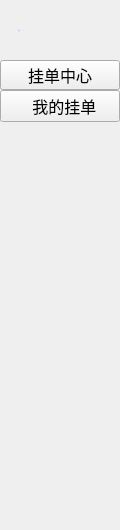
This is LNKWallet/functionBar/FunctionExchangeWidget.ui in HcashOrg/hx-indicator as Qt 5 draws it before an edit. The edited form follows.
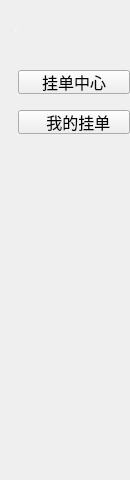
This is the edited form.

The edit to the form file:
```diff
--- a/LNKWallet/functionBar/FunctionExchangeWidget.ui
+++ b/LNKWallet/functionBar/FunctionExchangeWidget.ui
@@ -6,8 +6,8 @@
    <rect>
     <x>0</x>
     <y>0</y>
-    <width>120</width>
-    <height>530</height>
+    <width>130</width>
+    <height>480</height>
    </rect>
   </property>
   <property name="windowTitle">
@@ -24,17 +24,17 @@
    </property>
    <property name="font">
     <font>
-     <family>Microsoft YaHei UI Light</family>
+     <family>微软雅黑</family>
      <pointsize>-1</pointsize>
-     <weight>50</weight>
+     <weight>75</weight>
      <italic>false</italic>
-     <bold>false</bold>
+     <bold>true</bold>
     </font>
    </property>
    <property name="styleSheet">
-    <string notr="true">color: #A6B9FF;
-font: 16px &quot;Microsoft YaHei UI Light&quot;;
-padding-left: 18px;</string>
+    <string notr="true">color: white;
+font: bold 14px &quot;微软雅黑&quot;;
+padding-left: 15px;</string>
    </property>
    <property name="text">
     <string>市场</string>
@@ -43,13 +43,13 @@
     <set>Qt::AlignLeading|Qt::AlignLeft|Qt::AlignVCenter</set>
    </property>
   </widget>
-  <widget class="QToolButton" name="onchainOrderBtn">
+  <widget class="QPushButton" name="onchainOrderBtn">
    <property name="geometry">
     <rect>
-     <x>0</x>
-     <y>60</y>
-     <width>120</width>
-     <height>30</height>
+     <x>18</x>
+     <y>70</y>
+     <width>112</width>
+     <height>24</height>
     </rect>
    </property>
    <property name="font">
@@ -61,13 +61,13 @@
     <string>挂单中心</string>
    </property>
   </widget>
-  <widget class="QToolButton" name="myOrderBtn">
+  <widget class="QPushButton" name="myOrderBtn">
    <property name="geometry">
     <rect>
-     <x>0</x>
-     <y>90</y>
-     <width>120</width>
-     <height>32</height>
+     <x>18</x>
+     <y>110</y>
+     <width>112</width>
+     <height>24</height>
     </rect>
    </property>
    <property name="font">
```
